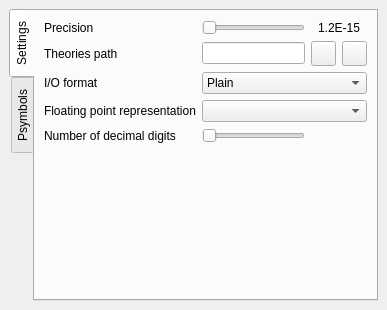
Before: the Qt Designer form pyranha/Gui/__panelWidget.ui in 7ofNine/piranha, drawn with Qt 5.
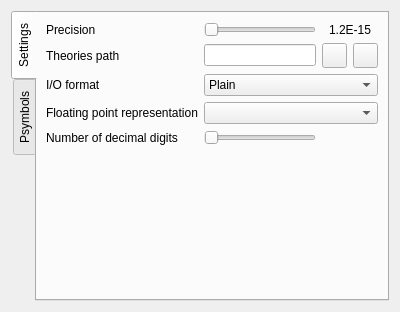
After: the same form once the commit is applied. Icons and pictures are not drawn.

Commit message: Update panelWidget ui file, it was somehow broken.

The edit to the form file:
```diff
--- a/pyranha/Gui/__panelWidget.ui
+++ b/pyranha/Gui/__panelWidget.ui
@@ -5,50 +5,14 @@
    <rect>
     <x>0</x>
     <y>0</y>
-    <width>387</width>
-    <height>310</height>
+    <width>400</width>
+    <height>312</height>
    </rect>
   </property>
-  <property name="sizePolicy" >
-   <sizepolicy vsizetype="Minimum" hsizetype="Minimum" >
-    <horstretch>0</horstretch>
-    <verstretch>0</verstretch>
-   </sizepolicy>
-  </property>
-  <property name="minimumSize" >
-   <size>
-    <width>347</width>
-    <height>235</height>
-   </size>
-  </property>
-  <property name="maximumSize" >
-   <size>
-    <width>3000</width>
-    <height>3000</height>
-   </size>
-  </property>
   <property name="windowTitle" >
    <string>Pyranha control panel</string>
   </property>
   <layout class="QGridLayout" >
-   <property name="leftMargin" >
-    <number>9</number>
-   </property>
-   <property name="topMargin" >
-    <number>9</number>
-   </property>
-   <property name="rightMargin" >
-    <number>9</number>
-   </property>
-   <property name="bottomMargin" >
-    <number>9</number>
-   </property>
-   <property name="horizontalSpacing" >
-    <number>6</number>
-   </property>
-   <property name="verticalSpacing" >
-    <number>6</number>
-   </property>
    <item row="0" column="0" >
     <widget class="QTabWidget" name="tabWidget" >
      <property name="tabPosition" >
```
Left out of the diff: 8 changed lines with no effect on the pictures.
